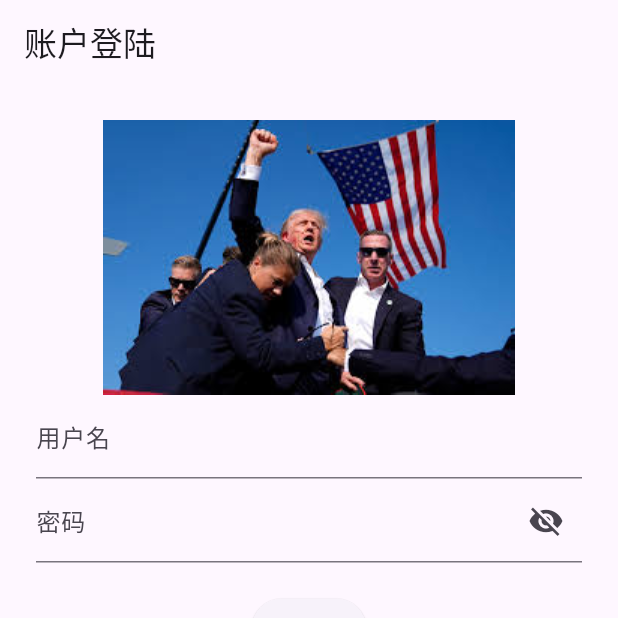
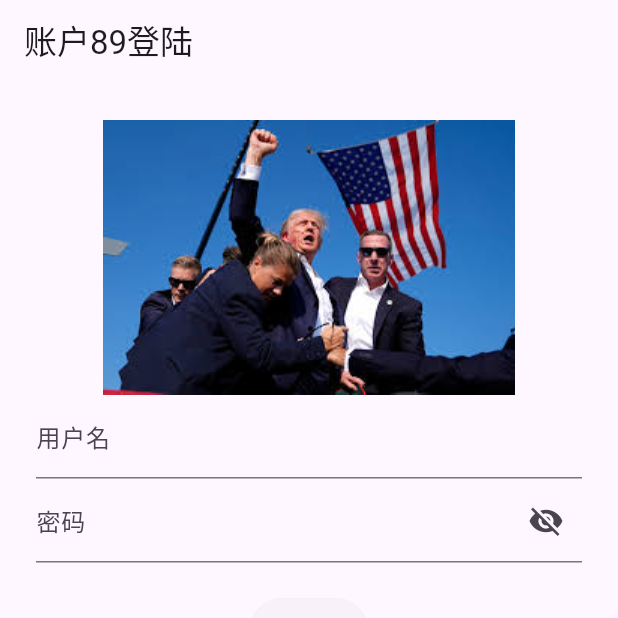
Before and after one commit to bblike/FlutterApplicationSample, a Flutter app: the screen it shows after launch, after a tap on "登录", on a phone screen of 412 x 824 dp, the top half of it. Run offline on Flutter 3.47's test engine with Material 3 defaults, Android fonts, the phone set to English and light mode, and no system bars.

Commit message:
Update structure

```diff
--- a/lib/home_page.dart
+++ b/lib/home_page.dart
@@ -3,6 +3,7 @@ import 'dart:io';
 import 'package:flutter/material.dart';
 import 'user.dart';
 import 'login_page.dart';
+
 
 class HomePage extends StatefulWidget {//封装
   final User user;
--- a/lib/login_page.dart
+++ b/lib/login_page.dart
@@ -50,7 +50,7 @@ class _LoginPageState extends State<LoginPage> {//功能实现
   // 登陆界面控制
   Widget build(BuildContext context) {
     return Scaffold(
-      appBar: AppBar(title: const Text('账户登陆')),
+      appBar: AppBar(title: const Text('账户89登陆')),
       body: Padding(
         padding: const EdgeInsets.all(24.0),
         child: Column(
--- a/lib/main.dart
+++ b/lib/main.dart
@@ -1,9 +1,8 @@
 import 'package:flutter/material.dart';
 import 'login_page.dart';
 
-void main() {
-  runApp(const MyApp());
-}
+void main() => runApp(const MyApp());
+
 
 class MyApp extends StatelessWidget {
   const MyApp({super.key});
--- a/pubspec.yaml
+++ b/pubspec.yaml
@@ -55,6 +55,7 @@ flutter:
     - assets/trump.jpg
     - assets/tungtungtungsahur.jpg
     - assets/cappuccinoAssassino.jpg
+
   # The following line ensures that the Material Icons font is
   # included with your application, so that you can use the icons in
   # the material Icons class.
```
Also changed, not shown: lib/tab/collection.dart (added, +31 -0 lines), lib/tab/home.dart (added), lib/tab/mine.dart (added).
